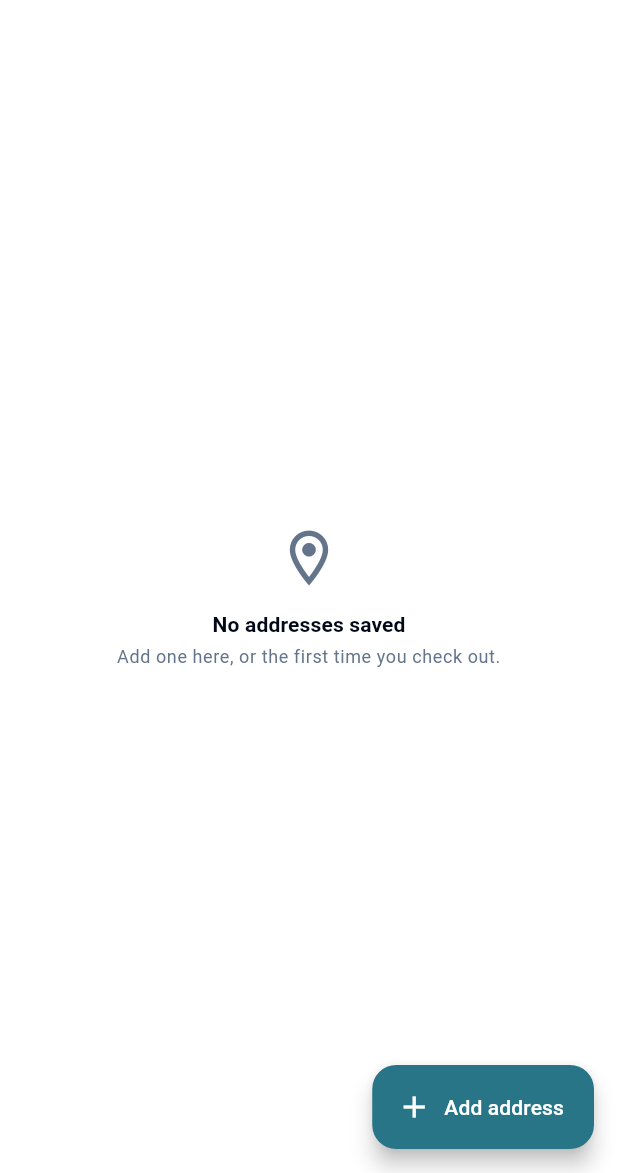
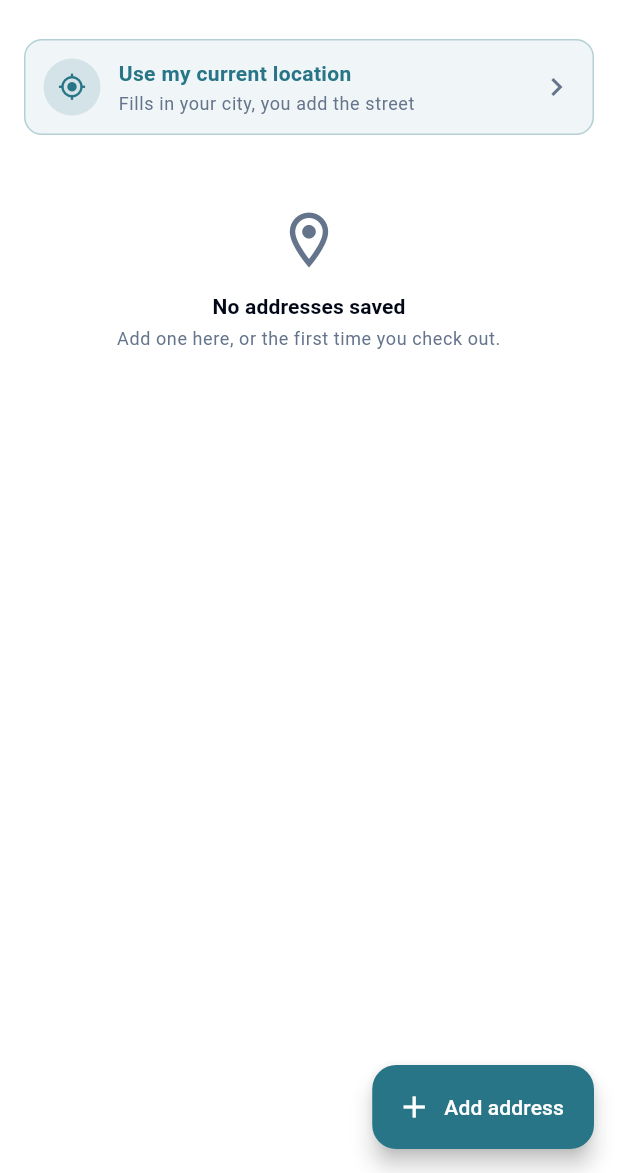
Before and after one commit to rabi61743/gtradea-amazon, a Flutter app: the screen it shows after launch, item 3 of the bottom bar chosen, after a tap on "Delivery addresses", on a phone screen of 412 x 824 dp, the part 63-1236 px from its top. Run offline on Flutter 3.47's test engine with Material 3 defaults, Android fonts, the phone set to English and light mode, and no system bars; our stand-ins replace geolocator, share_plus, shared_preferences; accounts and stored records are empty; network calls fail.

Commit message:
feat(address): auto-detect the shopper's city
Last time I left this out because the app could not locate anybody. It can
now.

There is still no geocoder, so rather than pretend otherwise the detector
matches the fix against the cities this shop serves and returns the nearest
one. That answers the question the address form actually asks -- which town
-- and it works with no network, which a geocoding call would not. Adding a
served city is one line.

The wording promises what it delivers: it fills in the city and says the
street is still yours to write. A fix more than 25 km from any city hedges
("looks like you are near Pokhara") rather than stating.

Coarse permission, not fine. A city-level answer does not need a GPS lock,
and asking for one would be asking for more than the feature uses while
costing the shopper a wait and a warm phone.

Every way it can fail gets its own message, because "something went wrong"
leaves a shopper with nothing to do next: location switched off is told
apart from permission refused, a permanent refusal points at system
settings rather than at a prompt that will never appear again, and a
failure offers the way round it.

The pure half -- coordinates to city -- is separated from the plugin, which
is where the logic worth testing lives. A fake detector drives all five
outcomes through the UI, and the city table is guarded by a test that every
city resolves to itself, so a mistyped coordinate shows up as a city
matching its neighbour.

Offered on the address list as well as at checkout, sharing one widget:
adding an address from the account page benefits from it just as much.

Co-Authored-By: Claude Opus 5 <noreply@anthropic.com>

```diff
--- /dev/null
+++ b/lib/features/address/data/location_detector.dart
@@ -0,0 +1,192 @@
+import 'dart:math' as math;
+
+import 'package:geolocator/geolocator.dart';
+
+/// A city this shop delivers to, and where it is.
+class ServedCity {
+  const ServedCity(this.city, this.province, this.latitude, this.longitude);
+
+  final String city;
+  final String province;
+  final double latitude;
+  final double longitude;
+}
+
+/// The cities a detected position is matched against.
+///
+/// Coordinates are approximate city centres, which is all this needs: the
+/// question being answered is "which town is the shopper in", not "which
+/// building". Adding a city here is the whole cost of serving a new one.
+const kServedCities = <ServedCity>[
+  ServedCity('Kathmandu', 'Bagmati', 27.7172, 85.3240),
+  ServedCity('Lalitpur', 'Bagmati', 27.6644, 85.3188),
+  ServedCity('Bhaktapur', 'Bagmati', 27.6710, 85.4298),
+  ServedCity('Hetauda', 'Bagmati', 27.4287, 85.0324),
+  ServedCity('Bharatpur', 'Bagmati', 27.6768, 84.4360),
+  ServedCity('Pokhara', 'Gandaki', 28.2096, 83.9856),
+  ServedCity('Butwal', 'Lumbini', 27.7000, 83.4500),
+  ServedCity('Nepalgunj', 'Lumbini', 28.0500, 81.6167),
+  ServedCity('Biratnagar', 'Koshi', 26.4525, 87.2718),
+  ServedCity('Dharan', 'Koshi', 26.8065, 87.2846),
+  ServedCity('Itahari', 'Koshi', 26.6646, 87.2718),
+  ServedCity('Birgunj', 'Madhesh', 27.0104, 84.8770),
+  ServedCity('Janakpur', 'Madhesh', 26.7271, 85.9407),
+  ServedCity('Birendranagar', 'Karnali', 28.6000, 81.6333),
+  ServedCity('Dhangadhi', 'Sudurpashchim', 28.7000, 80.6000),
+];
+
+/// Past this, the nearest city is not a useful guess -- the shopper is
+/// somewhere this shop does not have a name for, and filling in a town 300 km
+/// away would be worse than filling in nothing.
+const kMaxMatchKm = 120.0;
+
+/// What came back from a detection attempt.
+sealed class DetectResult {
+  const DetectResult();
+}
+
+/// Found, and near enough to a city to name it.
+class DetectResolved extends DetectResult {
+  const DetectResolved({
+    required this.city,
+    required this.province,
+    required this.distanceKm,
+  });
+
+  final String city;
+  final String province;
+  final double distanceKm;
+
+  /// True when the fix is far enough out that the city is a guess worth
+  /// flagging rather than stating.
+  bool get isApproximate => distanceKm > 25;
+}
+
+/// Located, but nowhere near anywhere this shop delivers to.
+class DetectOutsideServedArea extends DetectResult {
+  const DetectOutsideServedArea(this.distanceKm, this.nearest);
+
+  final double distanceKm;
+  final String nearest;
+}
+
+/// The shopper said no. [permanently] means the OS will not ask again and the
+/// only way back is system settings, which the UI has to say rather than
+/// looping on a prompt that never appears.
+class DetectPermissionDenied extends DetectResult {
+  const DetectPermissionDenied({required this.permanently});
+  final bool permanently;
+}
+
+/// Location is switched off on the device, which no permission grant fixes.
+class DetectServiceDisabled extends DetectResult {
+  const DetectServiceDisabled();
+}
+
+/// Something else went wrong -- no fix in time, a hardware failure, a plugin
+/// missing on this platform.
+class DetectFailed extends DetectResult {
+  const DetectFailed(this.reason);
+  final String reason;
+}
+
+/// Turns a device position into a city this shop knows.
+///
+/// There is no reverse-geocoding service here, and rather than pretend
+/// otherwise this matches the fix against [kServedCities]. That is honest
+/// about what it can deliver: the city and province, filled in for the
+/// shopper, with the street still theirs to write. It also works with no
+/// network, which a geocoder would not.
+///
+/// [instance] is replaceable so the sheets can be tested without a device.
+class LocationDetector {
+  const LocationDetector();
+
+  static LocationDetector instance = const LocationDetector();
+
+  /// Asks the OS where we are, then names the nearest city.
+  Future<DetectResult> detect() async {
+    try {
+      if (!await Geolocator.isLocationServiceEnabled()) {
+        return const DetectServiceDisabled();
+      }
+
+      var permission = await Geolocator.checkPermission();
+      if (permission == LocationPermission.denied) {
+        permission = await Geolocator.requestPermission();
+      }
+      if (permission == LocationPermission.deniedForever) {
+        return const DetectPermissionDenied(permanently: true);
+      }
+      if (permission == LocationPermission.denied) {
+        return const DetectPermissionDenied(permanently: false);
+      }
+
+      final position = await Geolocator.getCurrentPosition(
+        locationSettings: const LocationSettings(
+          // Coarse is the right accuracy for the question. A city-level answer
+          // does not need a GPS lock, and asking for one costs the shopper a
+          // long wait and a warm phone for no better answer.
+          accuracy: LocationAccuracy.low,
+          timeLimit: Duration(seconds: 12),
+        ),
+      );
+
+      return matchPosition(position.latitude, position.longitude);
+    } catch (error) {
+      return DetectFailed(error.toString());
+    }
+  }
+
+  /// The pure half: coordinates in, a result out.
+  ///
+  /// Separated from the plugin so the matching can be tested properly, which
+  /// is where the logic worth testing actually lives.
+  static DetectResult matchPosition(double latitude, double longitude) {
+    if (kServedCities.isEmpty) {
+      return const DetectFailed('No served cities configured');
+    }
+
+    var nearest = kServedCities.first;
+    var best = double.infinity;
+    for (final city in kServedCities) {
+      final distance =
+          distanceKm(latitude, longitude, city.latitude, city.longitude);
+      if (distance < best) {
+        best = distance;
+        nearest = city;
+      }
+    }
+
+    if (best > kMaxMatchKm) {
+      return DetectOutsideServedArea(best, nearest.city);
+    }
+    return DetectResolved(
+      city: nearest.city,
+      province: nearest.province,
+      distanceKm: best,
+    );
+  }
+
+  /// Great-circle distance in kilometres.
+  static double distanceKm(
+    double lat1,
+    double lon1,
+    double lat2,
+    double lon2,
+  ) {
+    const earthRadiusKm = 6371.0;
+    final dLat = _radians(lat2 - lat1);
+    final dLon = _radians(lon2 - lon1);
+
+    final a = math.sin(dLat / 2) * math.sin(dLat / 2) +
+        math.cos(_radians(lat1)) *
+            math.cos(_radians(lat2)) *
+            math.sin(dLon / 2) *
+            math.sin(dLon / 2);
+
+    return earthRadiusKm * 2 * math.atan2(math.sqrt(a), math.sqrt(1 - a));
+  }
+
+  static double _radians(double degrees) => degrees * math.pi / 180;
+}
--- a/lib/features/address/presentation/address_list_screen.dart
+++ b/lib/features/address/presentation/address_list_screen.dart
@@ -3,6 +3,7 @@ import 'package:flutter/material.dart';
 import '../../../core/theme/app_theme.dart';
 import '../data/address_store.dart';
 import 'address_form_sheet.dart';
+import 'use_my_location_tile.dart';
 
 /// The address book, for managing rather than choosing.
 ///
@@ -56,11 +57,28 @@ class _AddressListScreenState extends State<AddressListScreen> {
 
         return Scaffold(
           appBar: AppBar(title: const Text('Delivery addresses')),
-          body: addresses.isEmpty
-              ? const _EmptyBook()
-              : ListView(
+          body: ListView(
                   padding: const EdgeInsets.fromLTRB(16, 12, 16, 96),
                   children: [
+                    // Offered here as well as at checkout: adding an address
+                    // from the account page benefits from it just as much, and
+                    // one widget serves both.
+                    UseMyLocationTile(
+                      onDetected: (found) => AddressFormSheet.show(
+                        context,
+                        seed: Address(
+                          id: '',
+                          label: AddressLabel.home,
+                          fullName: '',
+                          phone: '',
+                          province: found.province,
+                          city: found.city,
+                          area: '',
+                        ),
+                      ),
+                    ),
+                    const SizedBox(height: 16),
+                    if (addresses.isEmpty) const _EmptyBook(),
                     for (final address in addresses)
                       Padding(
                         padding: const EdgeInsets.only(bottom: 12),
--- /dev/null
+++ b/lib/features/address/presentation/use_my_location_tile.dart
@@ -0,0 +1,146 @@
+import 'package:flutter/material.dart';
+
+import '../../../core/theme/app_theme.dart';
+import '../data/location_detector.dart';
+
+/// The detected city and province, or null when nothing usable came back.
+typedef DetectedCity = ({String city, String province});
+
+/// "Use my current location", with the whole flow behind it.
+///
+/// One widget rather than two copies, because it is offered both when choosing
+/// an address at checkout and when adding one from the account page, and the
+/// wording for each way it can fail is the part worth getting right once.
+///
+/// It reports the city, not the doorstep, and the caption says so. There is no
+/// geocoder here -- [LocationDetector] matches the fix to the nearest city the
+/// shop serves -- so promising a full address would be promising something it
+/// cannot deliver.
+class UseMyLocationTile extends StatefulWidget {
+  const UseMyLocationTile({super.key, required this.onDetected});
+
+  /// Called only when a city was actually found.
+  final ValueChanged<DetectedCity> onDetected;
+
+  @override
+  State<UseMyLocationTile> createState() => _UseMyLocationTileState();
+}
+
+class _UseMyLocationTileState extends State<UseMyLocationTile> {
+  bool _busy = false;
+
+  Future<void> _detect() async {
+    setState(() => _busy = true);
+    final result = await LocationDetector.instance.detect();
+    if (!mounted) return;
+    setState(() => _busy = false);
+
+    switch (result) {
+      case DetectResolved(:final city, :final province, :final isApproximate):
+        _say(isApproximate
+            ? 'Looks like you are near $city. Change it if that is wrong.'
+            : 'Found you in $city.');
+        widget.onDetected((city: city, province: province));
+
+      case DetectOutsideServedArea(:final nearest):
+        _say('We could not match you to a city we deliver to. The nearest is '
+            '$nearest.');
+
+      case DetectServiceDisabled():
+        // No permission prompt would ever appear for this, so asking for one
+        // would only look broken.
+        _say('Location is switched off on this phone. Turn it on and try '
+            'again.');
+
+      case DetectPermissionDenied(:final permanently):
+        _say(permanently
+            ? 'Location is blocked for this app. You can allow it in your '
+                'phone settings.'
+            : 'We need location permission to find your city.');
+
+      case DetectFailed():
+        _say('Could not get your location just now. You can type the address '
+            'instead.');
+    }
+  }
+
+  void _say(String message) {
+    ScaffoldMessenger.of(context)
+      ..hideCurrentSnackBar()
+      ..showSnackBar(SnackBar(content: Text(message)));
+  }
+
+  @override
+  Widget build(BuildContext context) {
+    final theme = Theme.of(context);
+
+    return InkWell(
+      borderRadius: BorderRadius.circular(AppTheme.radiusCard),
+      onTap: _busy ? null : _detect,
+      child: Container(
+        padding: const EdgeInsets.all(12),
+        decoration: BoxDecoration(
+          borderRadius: BorderRadius.circular(AppTheme.radiusCard),
+          color: theme.colorScheme.primary.withValues(alpha: 0.07),
+          border: Border.all(
+            color: theme.colorScheme.primary.withValues(alpha: 0.3),
+          ),
+        ),
+        child: Row(
+          children: [
+            SizedBox(
+              width: 38,
+              height: 38,
+              child: _busy
+                  ? const Padding(
+                      padding: EdgeInsets.all(9),
+                      child: CircularProgressIndicator(strokeWidth: 2.2),
+                    )
+                  : DecoratedBox(
+                      decoration: BoxDecoration(
+                        shape: BoxShape.circle,
+                        color:
+                            theme.colorScheme.primary.withValues(alpha: 0.14),
+                      ),
+                      child: Icon(
+                        Icons.my_location,
+                        size: 19,
+                        color: theme.colorScheme.primary,
+                      ),
+                    ),
+            ),
+            const SizedBox(width: 12),
+            Expanded(
+              child: Column(
+                crossAxisAlignment: CrossAxisAlignment.start,
+                children: [
+                  Text(
+                    _busy ? 'Finding you...' : 'Use my current location',
+                    style: theme.textTheme.bodyMedium?.copyWith(
+                      fontWeight: FontWeight.w700,
+                      color: theme.colorScheme.primary,
+                    ),
+                  ),
+                  const SizedBox(height: 2),
+                  Text(
+                    _busy
+                        ? 'This takes a moment'
+                        : 'Fills in your city, you add the street',
+                    style: theme.textTheme.bodySmall?.copyWith(
+                      color: theme.colorScheme.onSurfaceVariant,
+                    ),
+                  ),
+                ],
+              ),
+            ),
+            if (!_busy)
+              Icon(
+                Icons.chevron_right,
+                color: theme.colorScheme.onSurfaceVariant,
+              ),
+          ],
+        ),
+      ),
+    );
+  }
+}
--- a/pubspec.yaml
+++ b/pubspec.yaml
@@ -45,6 +45,7 @@ dependencies:
   # Real OS share sheet rather than a home-made list of apps we cannot
   # actually hand a payload to.
   share_plus: ^12.0.0
+  geolocator: ^14.0.2
 
 dev_dependencies:
   flutter_test:
```
Also changed, not shown: lib/features/address/presentation/address_picker_sheet.dart (+20 -5 lines), pubspec.lock, 2 other files.
